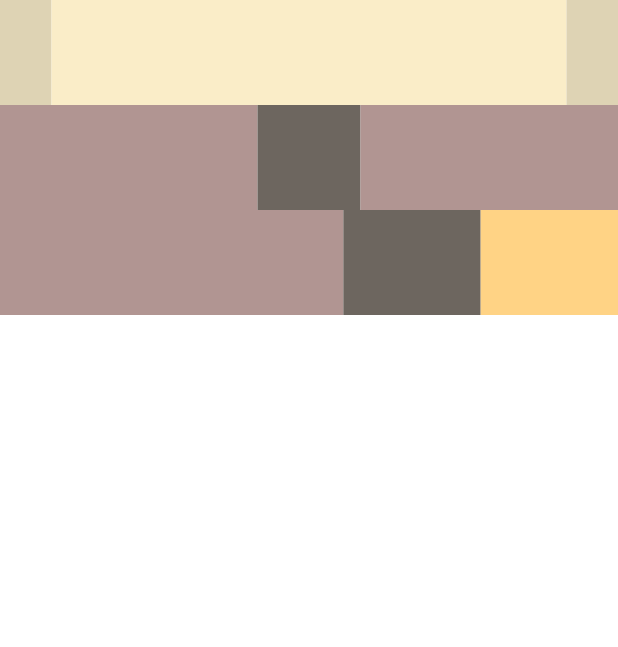
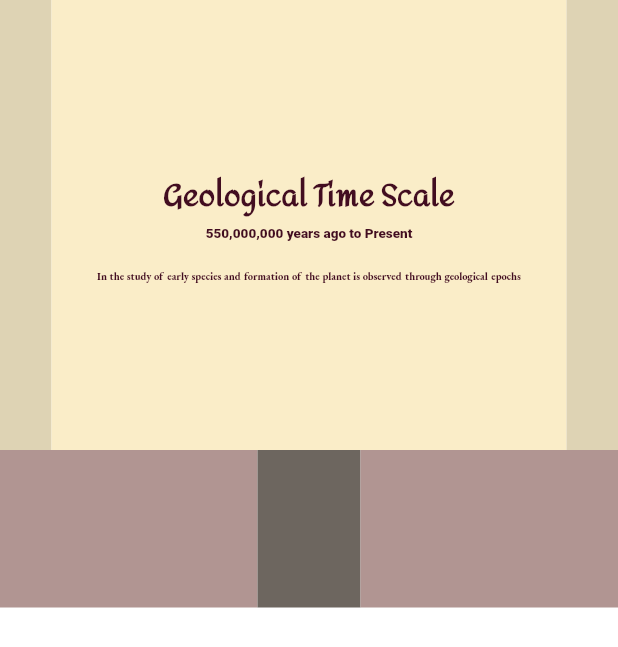
Before and after one commit to Anton-Os/TimeWarp, a Flutter app: the screen it shows after launch, on a phone screen of 412 x 824 dp. Shown: the top 647 px of the screen. Run offline on Flutter 3.47's test engine with Material 2 defaults, Android fonts, the phone set to English and light mode, and no system bars; our stand-ins replace cloud_firestore, firebase_core; accounts and stored records are empty; Roboto replaces fonts that are missing (Dokdo).

Commit message:
Corrected data retrieval

```diff
--- a/lib/timeline_view.dart
+++ b/lib/timeline_view.dart
@@ -13,9 +13,19 @@ class TimelineSegView {
 
     switch(index){
       case(0): // TODO: Extract info based on the _Name field
-        targetWidgetS1 = new Expanded(flex: 1, child: Container(color: title_TCS.secondary, height: 70.0));
-        targetWidgetM = new Expanded(flex: 10, child: Container(color: title_TCS.primary, height: 70.0));
-        targetWidgetS2 = new Expanded(flex: 1, child: Container(color: title_TCS.secondary, height: 70.0));
+        targetWidgetS1 = new Expanded(flex: 1, child: Container(color: title_TCS.secondary, height: 300.0));
+        targetWidgetM = new Expanded(flex: 10,
+            child: Container(color: title_TCS.primary, height: 300.0,
+                child:  Column(
+                  crossAxisAlignment: CrossAxisAlignment.stretch,
+                  mainAxisAlignment: MainAxisAlignment.center,
+                  children: <Widget>[
+                    Text("Geological Time Scale", textAlign: TextAlign.center, style: titleNameTS),
+                    Text("550,000,000 years ago to Present", textAlign: TextAlign.center, style: titleDateTS),
+                    Text("\n\nIn the study of early species and formation of the planet is observed through geological epochs", textAlign: TextAlign.center, style: titleSubscriptTS)
+              ],)
+        ));
+        targetWidgetS2 = new Expanded(flex: 1, child: Container(color: title_TCS.secondary, height: 300.0));
         break;
 
       default:
@@ -27,9 +37,9 @@ class TimelineSegView {
                   child: Column(
                     crossAxisAlignment: CrossAxisAlignment.stretch,
                     children: <Widget>[
-                      Container(color: items_TCS.secondary,
-                                child: Text(this.data.segments.elementAt(itemIndex).header, textAlign: TextAlign.center, style: headerScriptTS)),
-                      Container(color: items_TCS.primary, padding: EdgeInsets.only(top: 4.0),
+                      Container(color: items_TCS.secondary, height: 12.0, padding: EdgeInsets.only(top: 2.0), // Minimum values
+                          child: Text(this.data.segments.elementAt(itemIndex).header, textAlign: TextAlign.center, style: headerScriptTS)),
+                      Container(color: items_TCS.primary, height: 18.0, padding: EdgeInsets.only(top: 6.0), // Minimum values
                           child: Text(this.data.segments.elementAt(itemIndex).desc, textAlign: TextAlign.center, style: descScriptTS)),
                     ],
                   )
@@ -43,18 +53,20 @@ class TimelineSegView {
                       style: centerDateTS, textAlign: TextAlign.center,
                   )
             )); // The height is dynamic
-            targetWidgetS2 = new Expanded(flex: 5, child: Container(color: items_TCS.filler, height: 70.0));
+            targetWidgetS2 = new Expanded(flex: 5, child: Container(color: items_TCS.filler, height: 30.0));
+
             itemIndex++;
           } else { // The height is dynamic
-            targetWidgetS1 = new Expanded(flex: 2, child: Container(color: items_TCS.primary, height: 70.0));
+            targetWidgetS2 = new Expanded(flex: 5, child: Container(color: items_TCS.primary, height: 70.0));
             targetWidgetM = new Expanded(flex: 2, child: Container(color: center_TCS.primary, height: 70.0)); // The height is dynamic
-            targetWidgetS2 = new Expanded(flex: 5, child: Container(color: items_TCS.filler, height: 70.0)); // The height is dynamic
+            targetWidgetS1 = new Expanded(flex: 5, child: Container(color: items_TCS.filler, height: 70.0)); // The height is dynamic
+            // itemIndex++;
           }
         } else {
           print("Scalable filler space");
-          targetWidgetS1 = new Expanded(flex: 5, child: Container(color: items_TCS.filler, height: 70.0)); // The height is dynamic
-          targetWidgetM = new Expanded(flex: 2, child: Container(color: center_TCS.primary, height: 70.0)); // The height is dynamic
-          targetWidgetS2 = new Expanded(flex: 5, child: Container(color: items_TCS.filler, height: 70.0)); // The height is dynamic
+          targetWidgetS1 = new Expanded(flex: 5, child: Container(color: items_TCS.filler, height: 105.0)); // The height is dynamic
+          targetWidgetM = new Expanded(flex: 2, child: Container(color: center_TCS.primary, height: 105.0)); // The height is dynamic
+          targetWidgetS2 = new Expanded(flex: 5, child: Container(color: items_TCS.filler, height: 105.0)); // The height is dynamic
         }
         break;
     }
@@ -63,7 +75,7 @@ class TimelineSegView {
   final int index;
   final TimelineData data;
 
-  int itemIndex = 0; // Knows where to access the item data for timeline
+  static int itemIndex = 0; // Knows where to access the item data for timeline
 
   Widget targetWidgetS1; // left
   Widget targetWidgetM; // middle
@@ -78,7 +90,11 @@ class TimelineSegView {
 
   TextStyle headerScriptTS = TextStyle( fontSize: 10, color: new Color(0xFF604040), decoration: TextDecoration.none, fontFamily: 'JosefinSlab');
   TextStyle descScriptTS = TextStyle( fontSize: 8, color: new Color(0xFF604040), decoration: TextDecoration.none, fontFamily: 'JosefinSlab');
-  TextStyle centerDateTS = TextStyle( fontSize: 9, color: new Color(0xFF601111), decoration: TextDecoration.none, fontFamily: 'Broadway');
+  TextStyle centerDateTS = TextStyle( fontSize: 9, color: new Color(0xFFE8D1D9), decoration: TextDecoration.none, fontFamily: 'Broadway');
+
+  TextStyle titleNameTS = TextStyle( fontSize: 20, color: new Color(0xFF420D20), decoration: TextDecoration.none, fontFamily: 'Amita');
+  TextStyle titleDateTS = TextStyle( fontSize: 9, color: new Color(0xFF420D20), decoration: TextDecoration.none, fontFamily: 'Dokdo');
+  TextStyle titleSubscriptTS = TextStyle( fontSize: 7, color: new Color(0xFF420D20), decoration: TextDecoration.none, fontFamily: 'EBGaramond');
 }
 
 class TimelineVisual extends StatefulWidget {
@@ -108,13 +124,13 @@ class _TimelineVisual extends State<TimelineVisual> {
           builder: (_) => TimelineFirebaseDB(firebaseDocStr: 'iLakpSBa6Ps9hok5wMCJ'),
           child:
             ListView.builder(
-              // itemCount: TimelineFirebaseDB.data.segments.length,
-              itemCount: 3,
+              itemCount: (TimelineFirebaseDB.data.segments.length * 2) + 2, // + 2 to add extra filler
               itemBuilder: (context, index) {
 
+                if(index == 0) TimelineSegView.itemIndex = 0; // Needs to reset when the builder starts over with first element
                 segment = TimelineSegView(index: index, data: TimelineFirebaseDB.data);
 
-                Row targetRow = (segment.itemIndex % 2 == 0) ?
+                Row targetRow = (TimelineSegView.itemIndex % 2 == 0) ?
                   Row( // We can flip depending on the item index
                       children: <Widget>[
                         segment.targetWidgetS2, // targetWidgetS2,
```
Also changed, not shown: pubspec.yaml (+12 -0 lines).
